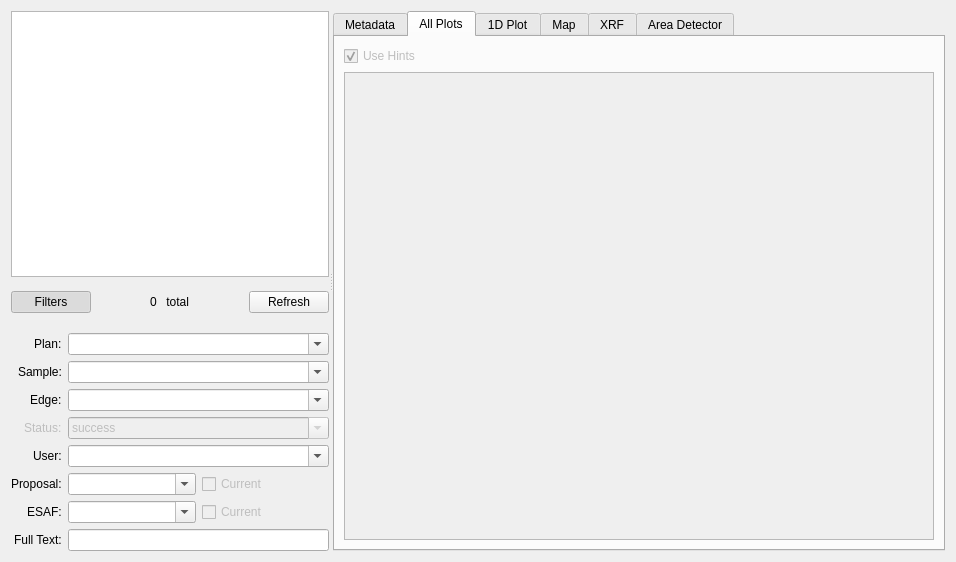
Old version of the form firefly/run_browser.ui in the repository spc-group/haven.
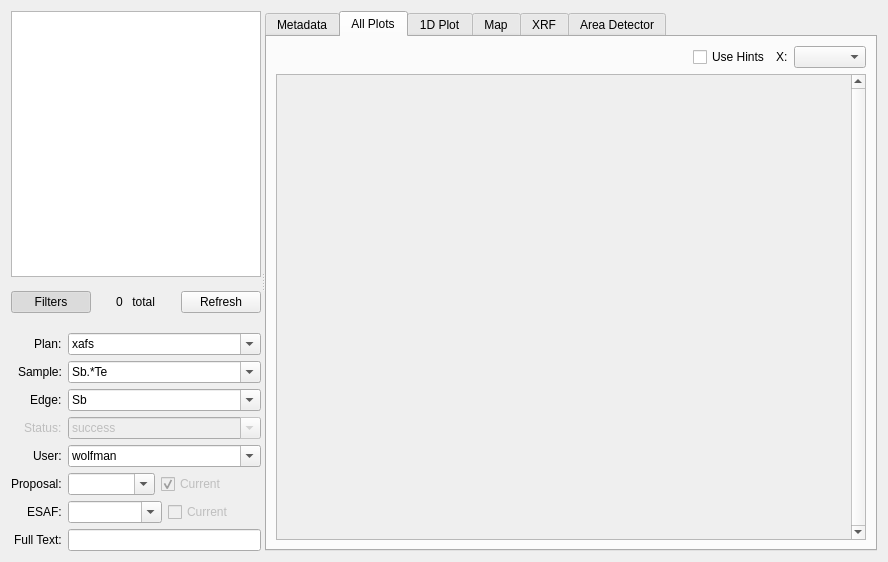
New version of the form. The open tabs and pages were chosen to show the change. Custom widgets are drawn as their Qt base class.

Commit message: Added small-multiples plot to run browser.

```diff
--- a/firefly/run_browser.ui
+++ b/firefly/run_browser.ui
@@ -6,7 +6,7 @@
    <rect>
     <x>0</x>
     <y>0</y>
-    <width>956</width>
+    <width>888</width>
     <height>562</height>
    </rect>
   </property>
@@ -198,6 +198,9 @@
               <property name="editable">
                <bool>true</bool>
               </property>
+              <property name="currentText">
+               <string>xafs</string>
+              </property>
              </widget>
             </item>
             <item row="1" column="0">
@@ -212,6 +215,9 @@
               <property name="editable">
                <bool>true</bool>
               </property>
+              <property name="currentText">
+               <string>Sb.*Te</string>
+              </property>
              </widget>
             </item>
             <item row="2" column="0">
@@ -226,6 +232,9 @@
               <property name="editable">
                <bool>true</bool>
               </property>
+              <property name="currentText">
+               <string>Sb</string>
+              </property>
              </widget>
             </item>
             <item row="4" column="0">
@@ -240,6 +249,9 @@
               <property name="editable">
                <bool>true</bool>
               </property>
+              <property name="currentText">
+               <string>wolfman</string>
+              </property>
              </widget>
             </item>
             <item row="5" column="0">
@@ -284,6 +296,9 @@
                 <property name="text">
                  <string>Current</string>
                 </property>
+                <property name="checked">
+                 <bool>true</bool>
+                </property>
                </widget>
               </item>
              </layout>
@@ -402,24 +417,57 @@
       </widget>
       <widget class="QWidget" name="all_plots_tab">
        <property name="enabled">
-        <bool>false</bool>
+        <bool>true</bool>
        </property>
        <attribute name="title">
         <string>All Plots</string>
        </attribute>
        <layout class="QVBoxLayout" name="verticalLayout_5">
         <item>
-         <widget class="QCheckBox" name="checkBox">
-          <property name="text">
-           <string>Use Hints</string>
-          </property>
-          <property name="checked">
-           <bool>true</bool>
-          </property>
-         </widget>
+         <layout class="QHBoxLayout" name="horizontalLayout_10">
+          <item>
+           <spacer name="horizontalSpacer_7">
+            <property name="orientation">
+             <enum>Qt::Horizontal</enum>
+            </property>
+            <property name="sizeHint" stdset="0">
+             <size>
+              <width>40</width>
+              <height>20</height>
+             </size>
+            </property>
+           </spacer>
+          </item>
+          <item>
+           <widget class="QCheckBox" name="checkBox">
+            <property name="text">
+             <string>Use Hints</string>
+            </property>
+           </widget>
+          </item>
+          <item>
+           <widget class="QLabel" name="label_10">
+            <property name="text">
+             <string>X:</string>
+            </property>
+           </widget>
+          </item>
+          <item>
+           <widget class="QComboBox" name="multi_signal_x_combobox"/>
+          </item>
+         </layout>
         </item>
         <item>
-         <widget class="QScrollArea" name="scrollArea_2">
+         <widget class="QScrollArea" name="multiplot_scrollarea">
+          <property name="verticalScrollBarPolicy">
+           <enum>Qt::ScrollBarAlwaysOn</enum>
+          </property>
+          <property name="horizontalScrollBarPolicy">
+           <enum>Qt::ScrollBarAsNeeded</enum>
+          </property>
+          <property name="sizeAdjustPolicy">
+           <enum>QAbstractScrollArea::AdjustIgnored</enum>
+          </property>
           <property name="widgetResizable">
            <bool>true</bool>
           </property>
@@ -428,28 +476,26 @@
             <rect>
              <x>0</x>
              <y>0</y>
-             <width>652</width>
-             <height>464</height>
+             <width>589</width>
+             <height>471</height>
             </rect>
            </property>
-           <layout class="QGridLayout" name="gridLayout_2">
-            <item row="1" column="1">
-             <widget class="QWidget" name="widget_6" native="true"/>
-            </item>
-            <item row="0" column="0">
-             <widget class="QWidget" name="widget" native="true"/>
-            </item>
-            <item row="1" column="0">
-             <widget class="QWidget" name="widget_3" native="true"/>
-            </item>
-            <item row="0" column="1">
-             <widget class="QWidget" name="widget_2" native="true"/>
-            </item>
-            <item row="0" column="2">
-             <widget class="QWidget" name="widget_4" native="true"/>
-            </item>
-            <item row="1" column="2">
-             <widget class="QWidget" name="widget_5" native="true"/>
+           <property name="sizePolicy">
+            <sizepolicy hsizetype="Preferred" vsizetype="Expanding">
+             <horstretch>0</horstretch>
+             <verstretch>0</verstretch>
+            </sizepolicy>
+           </property>
+           <layout class="QVBoxLayout" name="verticalLayout_7">
+            <item>
+             <widget class="GraphicsLayoutWidget" name="plot_multi_view" native="true">
+              <property name="sizePolicy">
+               <sizepolicy hsizetype="Preferred" vsizetype="Expanding">
+                <horstretch>0</horstretch>
+                <verstretch>0</verstretch>
+               </sizepolicy>
+              </property>
+             </widget>
             </item>
            </layout>
           </widget>
@@ -697,6 +743,12 @@
    <header>firefly.run_browser</header>
    <container>1</container>
   </customwidget>
+  <customwidget>
+   <class>GraphicsLayoutWidget</class>
+   <extends>QWidget</extends>
+   <header>pyqtgraph</header>
+   <container>1</container>
+  </customwidget>
  </customwidgets>
  <tabstops>
   <tabstop>run_tableview</tabstop>
```
Left out of the diff: 8 changed lines with no effect on the pictures. The commit also changes 3 other files.
